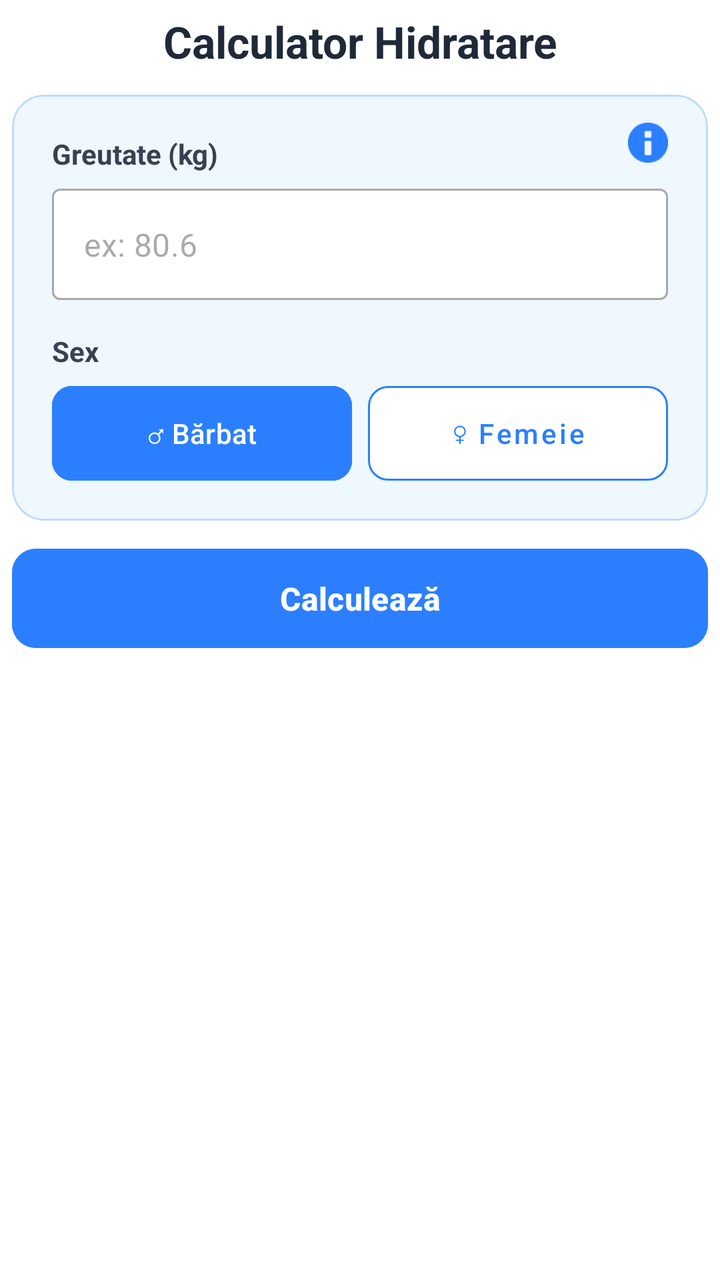
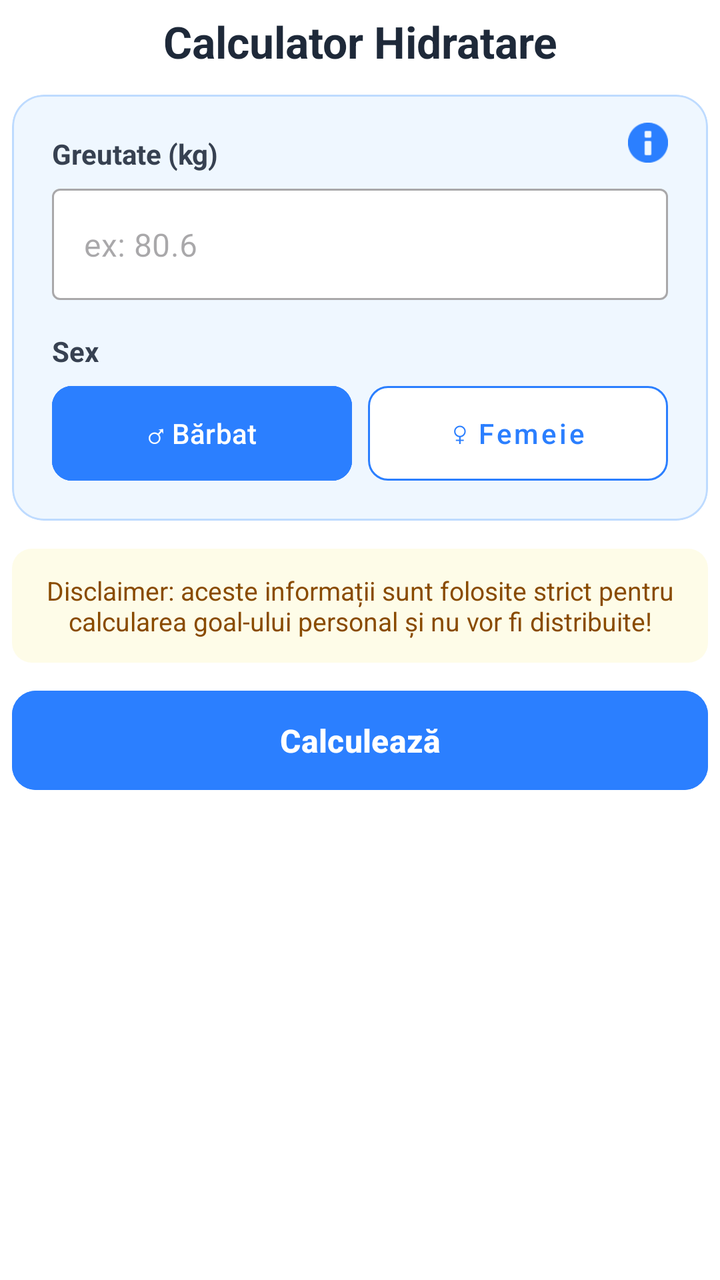

Before-and-after screenshots of an Android layout around one commit, followed by the original layout XML and the change that was made.
<!-- AndroidManifest.xml: application theme Theme.DeskBudHydration -->
<!-- res/layout/fragment_calculator.xml -->
<?xml version="1.0" encoding="utf-8"?>
<ScrollView
    xmlns:android="http://schemas.android.com/apk/res/android"
    xmlns:app="http://schemas.android.com/apk/res-auto"
    android:layout_width="match_parent"
    android:layout_height="match_parent"
    android:background="#fff"
    android:fillViewport="true">

    <LinearLayout
        android:layout_width="match_parent"
        android:layout_height="wrap_content"
        android:orientation="vertical"
        android:padding="6dp">


        <TextView
            android:layout_width="match_parent"
            android:layout_height="wrap_content"
            android:text="@string/titlu_calculator"
            android:textSize="22sp"
            android:textStyle="bold"
            android:textColor="#1e2939"
            android:textAlignment="center"
            android:layout_marginBottom="12dp"/>

        <FrameLayout
            android:layout_width="match_parent"
            android:layout_height="wrap_content">

            <com.google.android.material.card.MaterialCardView
                android:layout_width="match_parent"
                android:layout_height="wrap_content"
                android:layout_marginBottom="14dp"
                app:cardBackgroundColor="#eff7ff"
                app:cardCornerRadius="16dp"
                app:cardElevation="0dp"
                app:strokeColor="#bedbff"
                app:strokeWidth="1dp">

                <LinearLayout
                    android:layout_width="match_parent"
                    android:layout_height="wrap_content"
                    android:orientation="vertical"
                    android:padding="20dp">

                    <TextView
                        android:layout_width="wrap_content"
                        android:layout_height="wrap_content"
                        android:text="@string/label_greutate"
                        android:textSize="14sp"
                        android:textStyle="bold"
                        android:textColor="#374151"
                        android:layout_marginBottom="8dp"/>

                    <com.google.android.material.textfield.TextInputLayout
                        android:layout_width="match_parent"
                        android:layout_height="wrap_content"
                        style="@style/Widget.MaterialComponents.TextInputLayout.OutlinedBox"
                        android:layout_marginBottom="16dp"
                        app:hintEnabled="false"
                        app:boxBackgroundColor="#fff">

                        <com.google.android.material.textfield.TextInputEditText
                            android:id="@+id/tiet_greutate"
                            android:layout_width="match_parent"
                            android:layout_height="wrap_content"
                            android:hint="@string/placeholder_greutate"
                            android:inputType="numberDecimal"/>

                    </com.google.android.material.textfield.TextInputLayout>

                    <TextView
                        android:layout_width="wrap_content"
                        android:layout_height="wrap_content"
                        android:text="@string/label_alege_sex"
                        android:textSize="14sp"
                        android:textStyle="bold"
                        android:textColor="#374151"
                        android:layout_marginBottom="8dp"/>

                    <LinearLayout
                        android:layout_width="match_parent"
                        android:layout_height="wrap_content"
                        android:orientation="horizontal">

                        <Button
                            android:id="@+id/btn_calculator_barbat"
                            android:layout_width="0dp"
                            android:layout_height="wrap_content"
                            android:layout_weight="1"
                            android:layout_marginEnd="4dp"
                            android:minWidth="0dp"
                            android:minHeight="0dp"
                            android:insetTop="0dp"
                            android:insetBottom="0dp"
                            android:paddingVertical="14dp"
                            android:text="@string/buton_barbat"
                            android:textAllCaps="false"
                            android:textSize="14sp"
                            android:backgroundTint="#2b7fff"
                            android:textColor="#FFFFFF"
                            app:strokeColor="#2b7fff"
                            app:strokeWidth="1dp"
                            app:cornerRadius="10dp"/>

                        <Button
                            android:id="@+id/btn_calculator_femeie"
                            android:layout_width="0dp"
                            android:layout_height="wrap_content"
                            android:layout_weight="1"
                            android:layout_marginStart="4dp"
                            android:minWidth="0dp"
                            android:minHeight="0dp"
                            android:insetTop="0dp"
                            android:insetBottom="0dp"
                            android:paddingVertical="14dp"
                            android:text="@string/buton_femeie"
                            android:textAllCaps="false"
                            android:textSize="14sp"
                            android:backgroundTint="#FFFFFF"
                            android:textColor="#2b7fff"
                            app:cornerRadius="10dp"
                            app:strokeColor="#2b7fff"
                            app:strokeWidth="1dp"
                            style="@style/Widget.MaterialComponents.Button.OutlinedButton"/>

                    </LinearLayout>

                </LinearLayout>

            </com.google.android.material.card.MaterialCardView>

            <ImageButton
                android:id="@+id/btn_info_formula"
                android:layout_width="36dp"
                android:layout_height="36dp"
                android:padding="8dp"
                android:layout_gravity="top|end"
                android:layout_marginTop="6dp"
                android:layout_marginEnd="12dp"
                android:src="@android:drawable/ic_dialog_info"
                android:background="?attr/selectableItemBackgroundBorderless"
                android:contentDescription="@string/descriere_btn_info_calculator"
                android:scaleType="fitCenter"
                app:tint="#2b7fff"/>

        </FrameLayout>

        <Button
            android:id="@+id/btn_calculeaza"
            android:layout_width="match_parent"
            android:layout_height="wrap_content"
            android:minHeight="0dp"
            android:insetTop="0dp"
            android:insetBottom="0dp"
            android:paddingVertical="14dp"
            android:text="@string/btn_calculeaza"
            android:textAllCaps="false"
            android:textSize="16sp"
            android:textStyle="bold"
            android:backgroundTint="#2b7fff"
            android:textColor="#FFFFFF"
            app:cornerRadius="12dp"
            android:layout_marginBottom="14dp"/>

        <com.google.android.material.card.MaterialCardView
            android:id="@+id/card_rezultat"
            android:layout_width="match_parent"
            android:layout_height="wrap_content"
            android:layout_marginBottom="14dp"
            app:cardBackgroundColor="#eff7ff"
            app:cardCornerRadius="16dp"
            app:cardElevation="0dp"
            app:strokeColor="#bedbff"
            app:strokeWidth="1dp"
            android:visibility="gone">

            <LinearLayout
                android:layout_width="match_parent"
                android:layout_height="wrap_content"
                android:orientation="vertical"
                android:gravity="center"
                android:padding="18dp">

                <TextView
                    android:layout_width="wrap_content"
                    android:layout_height="wrap_content"
                    android:text="@string/text_rezultat_calculator"
                    android:textSize="16sp"
                    android:textColor="#4a5565"
                    android:layout_marginBottom="4dp"/>

                <TextView
                    android:id="@+id/tv_rezultat_goal"
                    android:layout_width="wrap_content"
                    android:layout_height="wrap_content"
                    android:text="@string/rezultat_calculator"
                    android:textSize="32sp"
                    android:textStyle="bold"
                    android:textColor="#155dfc"/>

                <TextView
                    android:id="@+id/tv_rezultat_goal_ml"
                    android:layout_width="wrap_content"
                    android:layout_height="wrap_content"
                    android:text="@string/rezultat_calculator_ml"
                    android:textSize="14sp"
                    android:textColor="#6a7282"
                    android:layout_marginBottom="4dp"/>

            </LinearLayout>

        </com.google.android.material.card.MaterialCardView>


    </LinearLayout>

</ScrollView>
<!-- resources referenced by this layout -->
<resources>
  <string name="btn_calculeaza">Calculează</string>
  <string name="buton_barbat">♂ Bărbat</string>
  <string name="buton_femeie">♀ Femeie</string>
  <string name="descriere_btn_info_calculator">Informații despre formula de calcul</string>
  <string name="label_alege_sex">Sex</string>
  <string name="label_greutate">Greutate (kg)</string>
  <string name="placeholder_greutate">ex: 80.6</string>
  <string name="rezultat_calculator">2.45 L</string>
  <string name="rezultat_calculator_ml">(2450 ml)</string>
  <string name="text_rezultat_calculator">Nivelul de apă recomandat:</string>
  <string name="titlu_calculator">Calculator Hidratare</string>
  <style name="Theme.DeskBudHydration" parent="Base.Theme.DeskBudHydration">
          <item name="android:windowBackground">#ffffff</item>
      </style>
  <style name="Base.Theme.DeskBudHydration" parent="Theme.Material3.DayNight.NoActionBar">
          
          
      </style>
</resources>

<!-- the commit's change to res/layout/fragment_calculator.xml (unified diff, before → after) -->
@@ -147,6 +147,18 @@
 
         </FrameLayout>
 
+        <TextView
+            android:id="@+id/tv_disclaimer"
+            android:layout_width="match_parent"
+            android:layout_height="wrap_content"
+            android:layout_marginBottom="14dp"
+            android:background="@drawable/warning_background"
+            android:padding="12dp"
+            android:text="Disclaimer: aceste informații sunt folosite strict pentru calcularea goal-ului personal și nu vor fi distribuite!"
+            android:textAlignment="center"
+            android:textColor="#894b00"
+            android:textSize="13sp"/>
+
         <Button
             android:id="@+id/btn_calculeaza"
             android:layout_width="match_parent"
<!-- resource entries referenced after the edit -->
@@ -1,5 +1,12 @@
 <!-- resources referenced by this layout -->
 <resources>
+  <!-- drawable warning_background (drawable) -->
+  <?xml version="1.0" encoding="utf-8"?>
+  <shape xmlns:android="http://schemas.android.com/apk/res/android">
+      android:shape="rectangle">
+      <solid android:color="#fefce8" />
+      <corners android:radius="10dp" />
+  </shape>
   <string name="btn_calculeaza">Calculează</string>
   <string name="buton_barbat">♂ Bărbat</string>
   <string name="buton_femeie">♀ Femeie</string>
